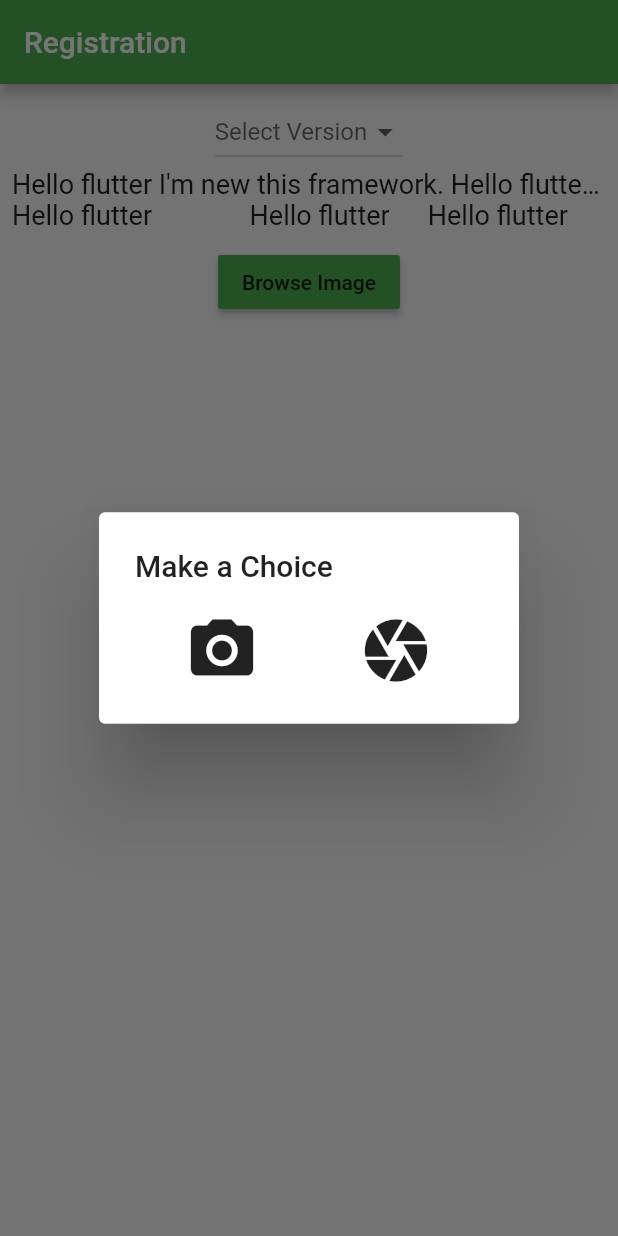
After one commit to keshavSK/FlutterUI, a Flutter app: the screen it shows after launch, after a tap on "Browse Image", on a phone screen of 412 x 824 dp. The commit adds this screen. Run offline on Flutter 3.47's test engine with Material 2 defaults, Android fonts, the phone set to English and light mode, and no system bars; our stand-ins replace flutter_svg, image_picker, toast.

Commit message:
implement camera and gallery widget

```diff
--- /dev/null
+++ b/lib/screens/AttachementScreen.dart
@@ -0,0 +1,56 @@
+import 'package:flutter/material.dart';
+import 'package:image_picker/image_picker.dart';
+
+class AttachementScreen extends StatefulWidget {
+  final ValueChanged valueChanged;
+
+  const AttachementScreen({Key key, this.valueChanged}) : super(key: key);
+
+  @override
+  _AttachementScreenState createState() => _AttachementScreenState();
+}
+
+class _AttachementScreenState extends State<AttachementScreen> {
+  PickedFile _pickedFile;
+  final ImagePicker _picker = new ImagePicker();
+
+  @override
+  Widget build(BuildContext context) {
+    return AlertDialog(
+      title: Text('Make a Choice'),
+      content: Row(
+        mainAxisAlignment: MainAxisAlignment.spaceAround,
+        children: [
+          InkWell(
+            onTap: () {
+              getImageFromCameraGallery(true, context);
+            },
+            child: Icon(
+              Icons.camera_alt,
+              size: 50.0,
+            ),
+          ),
+          InkWell(
+            onTap: () {
+              getImageFromCameraGallery(false, context);
+            },
+            child: Icon(
+              Icons.camera,
+              size: 50.0,
+            ),
+          )
+        ],
+      ),
+    );
+  }
+
+  void getImageFromCameraGallery(bool isCamera, BuildContext context) async {
+    var image = await _picker.getImage(
+        source: (isCamera == true) ? ImageSource.camera : ImageSource.gallery);
+    setState(() {
+      _pickedFile = image;
+      widget.valueChanged(_pickedFile);
+    });
+    Navigator.pop(context);
+  }
+}
--- a/lib/screens/RegistrationScreen.dart
+++ b/lib/screens/RegistrationScreen.dart
@@ -1,5 +1,9 @@
+import 'dart:io';
+
 import 'package:flutter/cupertino.dart';
 import 'package:flutter/material.dart';
+import 'package:flutter_ui_component/screens/AttachementScreen.dart';
+import 'package:image_picker/image_picker.dart';
 
 class RegistrationScreen extends StatefulWidget {
   final String username;
@@ -23,6 +27,7 @@ class _RegistrationScreenState extends State<RegistrationScreen> {
     AndroidVersion("5", "Nought"),
   ];
   AndroidVersion version;
+  File _selectedFile;
 
   @override
   void initState() {
@@ -103,10 +108,47 @@ class _RegistrationScreenState extends State<RegistrationScreen> {
                   ),
                 ),
               ],
-            )
+            ),
+            SizedBox(
+              height: 10.0,
+            ),
+            RaisedButton(
+              onPressed: () {
+                _showAlertDialog(context);
+              },
+              color: Colors.green,
+              child: Text('Browse Image'),
+            ),
+            SizedBox(
+              height: 10.0,
+            ),
+            _selectedFile == null
+                ? Container()
+                : Image.file(
+                    _selectedFile,
+                    height: 200.0,
+                  )
           ],
         ),
       ),
+    );
+  }
+
+  _showAlertDialog(BuildContext context) {
+    return showDialog(
+      context: context,
+      builder: (_) {
+        return AttachementScreen(
+          valueChanged: (value) {
+            if (value != null) {
+              setState(() {
+                PickedFile file = value;
+                _selectedFile = new File(file.path);
+              });
+            }
+          },
+        );
+      },
     );
   }
 }
--- a/pubspec.yaml
+++ b/pubspec.yaml
@@ -31,6 +31,7 @@ dependencies:
   google_fonts: ^1.1.0
   toast:
   flutter_svg: ^0.19.0
+  image_picker: ^0.6.7+11
 
 dev_dependencies:
   flutter_test:
```
Also changed, not shown: pubspec.lock, 3 other files.
